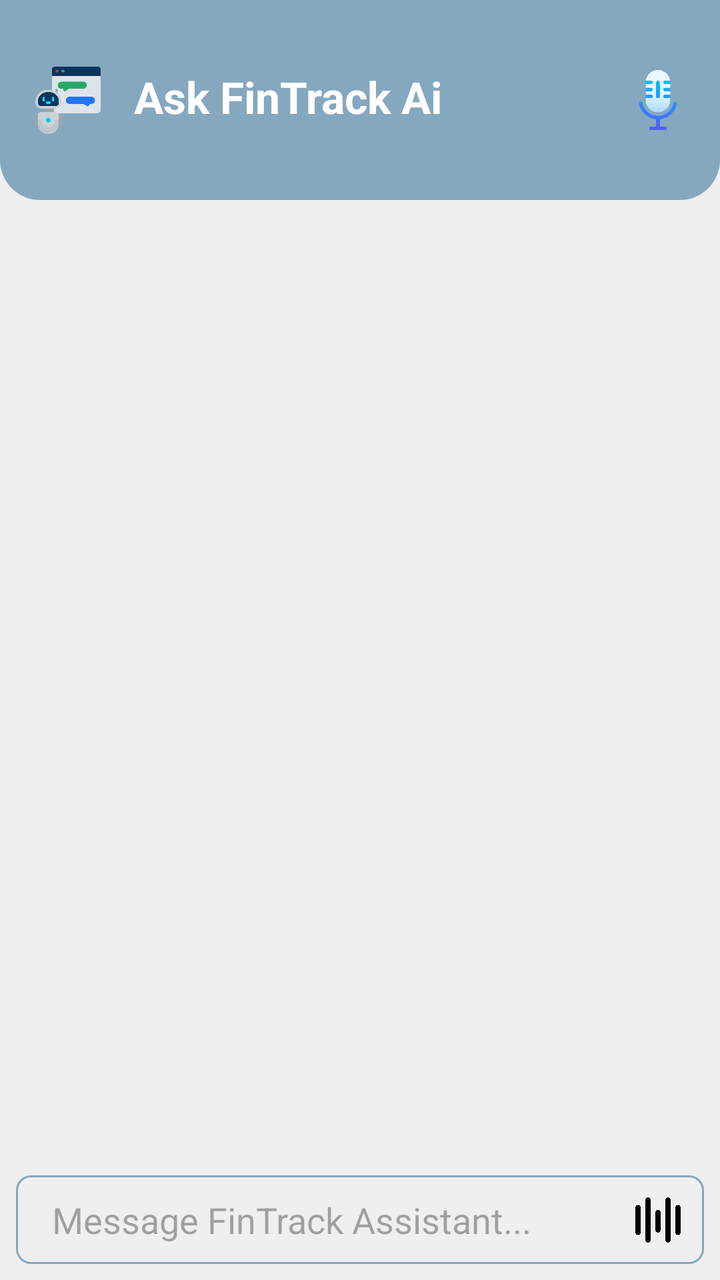
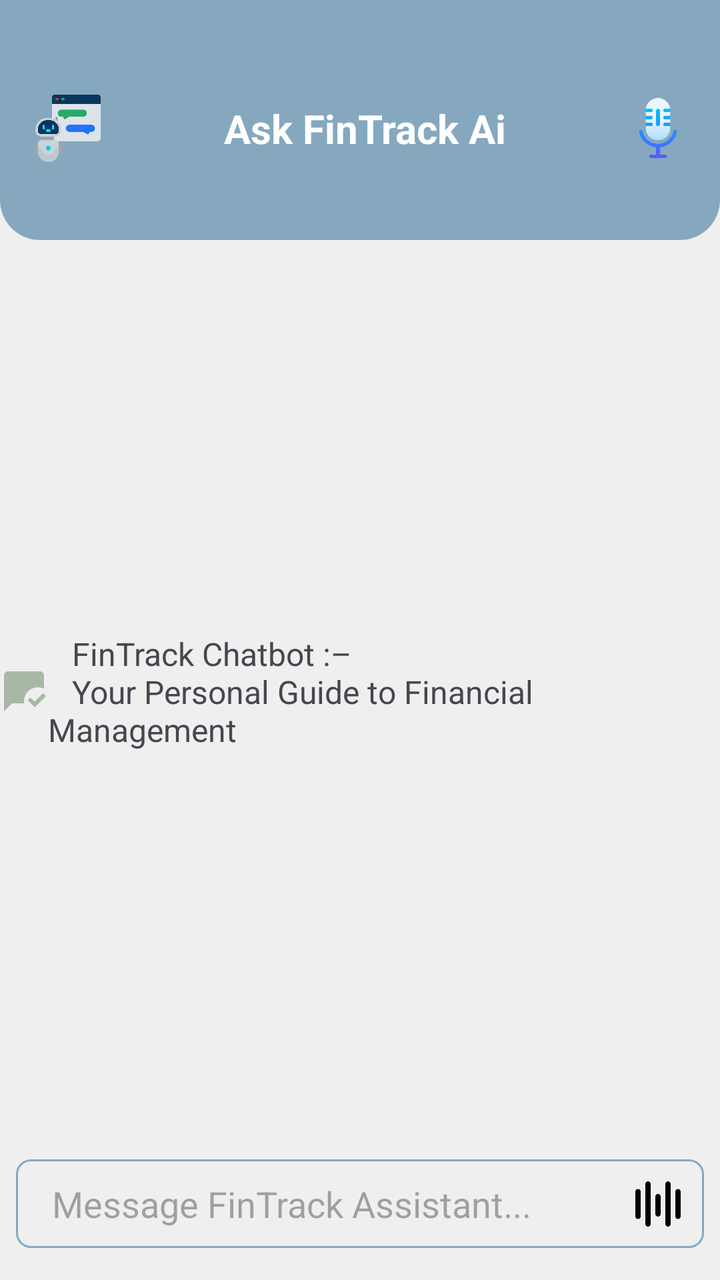

Before-and-after screenshots of an Android layout around one commit, followed by the original layout XML and the change that was made.
<!-- AndroidManifest.xml: application theme Theme.FinTrack -->
<!-- res/layout/fragment_chatbot.xml -->
<?xml version="1.0" encoding="utf-8"?>
<androidx.constraintlayout.widget.ConstraintLayout xmlns:android="http://schemas.android.com/apk/res/android"
    xmlns:app="http://schemas.android.com/apk/res-auto"
    xmlns:tools="http://schemas.android.com/tools"
    android:layout_width="match_parent"
    android:layout_height="match_parent"
    android:background="#F0EFEF"
    tools:context=".views.fragments.ChatbotFragment">

    <View
        android:id="@+id/view"
        android:layout_width="0dp"
        android:layout_height="0dp"
        android:layout_marginStart="8dp"
        android:layout_marginEnd="8dp"
        android:background="@drawable/edt_bg"
        app:layout_constraintBottom_toBottomOf="@+id/message"
        app:layout_constraintEnd_toEndOf="parent"
        app:layout_constraintStart_toStartOf="parent"
        app:layout_constraintTop_toTopOf="@+id/message" />

    <ImageView
        android:id="@+id/send"
        android:layout_width="30dp"
        android:layout_height="30dp"
        android:layout_marginEnd="16dp"
        android:src="@drawable/sound"
        app:layout_constraintBottom_toBottomOf="@+id/message"
        app:layout_constraintEnd_toEndOf="parent"
        app:layout_constraintTop_toTopOf="@+id/message" />

    <androidx.constraintlayout.widget.ConstraintLayout
        android:id="@+id/constraintLayout2"
        android:layout_width="match_parent"
        android:layout_height="100dp"
        android:background="@drawable/white_backgrounds"
        app:layout_constraintEnd_toEndOf="parent"
        app:layout_constraintStart_toStartOf="parent"
        app:layout_constraintTop_toTopOf="parent">

        <ImageView
            android:id="@+id/imageView2"
            android:layout_width="35dp"
            android:layout_height="35dp"
            android:layout_marginStart="16dp"
            android:src="@drawable/ai"
            app:layout_constraintBottom_toBottomOf="parent"
            app:layout_constraintStart_toStartOf="parent"
            app:layout_constraintTop_toTopOf="parent" />

        <TextView
            android:id="@+id/textView7"
            android:layout_width="wrap_content"
            android:layout_height="wrap_content"
            android:layout_marginStart="16dp"
            android:layout_marginBottom="4dp"
            android:text="Ask FinTrack Ai"
            android:textColor="@color/white"
            android:textSize="22sp"
            android:textStyle="bold"
            app:layout_constraintBottom_toBottomOf="@+id/imageView2"
            app:layout_constraintStart_toEndOf="@+id/imageView2"
            app:layout_constraintTop_toTopOf="@+id/imageView2" />

        <ImageView
            android:id="@+id/imageView3"
            android:layout_width="30dp"
            android:layout_height="30dp"
            android:layout_marginEnd="16dp"
            android:src="@drawable/mic"
            app:layout_constraintBottom_toBottomOf="parent"
            app:layout_constraintEnd_toEndOf="parent"
            app:layout_constraintTop_toTopOf="parent" />
    </androidx.constraintlayout.widget.ConstraintLayout>

    <EditText
        android:id="@+id/message"
        android:layout_width="0dp"
        android:layout_height="wrap_content"
        android:layout_marginStart="16dp"
        android:layout_marginBottom="8dp"
        android:background="@android:color/transparent"
        android:ems="10"
        android:inputType="text"
        android:padding="10dp"
        android:hint="Message FinTrack Assistant..."
        app:layout_constraintBottom_toBottomOf="parent"
        app:layout_constraintEnd_toStartOf="@+id/send"
        app:layout_constraintStart_toStartOf="parent" />

    <androidx.recyclerview.widget.RecyclerView
        android:layout_width="match_parent"
        android:layout_height="0dp"
        app:layout_constraintBottom_toTopOf="@+id/message"
        app:layout_constraintEnd_toEndOf="parent"
        app:layout_constraintStart_toStartOf="parent"
        app:layout_constraintTop_toBottomOf="@+id/constraintLayout2" />

</androidx.constraintlayout.widget.ConstraintLayout>
<!-- resources referenced by this layout -->
<resources>
  <color name="white">#FFFFFFFF</color>
  <!-- drawable ai: png bitmap (drawable, 20140 bytes) -->
  <!-- drawable edt_bg (drawable) -->
  <?xml version="1.0" encoding="utf-8"?>
  <shape xmlns:android="http://schemas.android.com/apk/res/android">
  <stroke android:color="@color/dWhite"
      android:width="1dp"/>
  
      <corners android:radius="7dp"/>
  </shape>
  <!-- drawable mic: png bitmap (drawable, 16119 bytes) -->
  <!-- drawable sound: png bitmap (drawable, 5412 bytes) -->
  <!-- drawable white_backgrounds (drawable) -->
  <?xml version="1.0" encoding="utf-8"?>
  <selector xmlns:android="http://schemas.android.com/apk/res/android">
  <item>
      <shape android:shape="rectangle">
          <solid android:color="@color/dWhite"/>
          <corners android:bottomRightRadius="20dp"
              android:bottomLeftRadius="20dp"/>
      </shape>
  </item>
  </selector>
  <style name="Theme.FinTrack" parent="Base.Theme.FinTrack" />
  <color name="dWhite">#85A8BF</color>
  <style name="Base.Theme.FinTrack" parent="Theme.Material3.DayNight.NoActionBar">
          
          <item name="colorPrimary">@color/dWhite</item> --&gt;
      </style>
</resources>

<!-- the commit's change to res/layout/fragment_chatbot.xml (unified diff, before → after) -->
@@ -32,7 +32,7 @@
     <androidx.constraintlayout.widget.ConstraintLayout
         android:id="@+id/constraintLayout2"
         android:layout_width="match_parent"
-        android:layout_height="100dp"
+        android:layout_height="120dp"
         android:background="@drawable/white_backgrounds"
         app:layout_constraintEnd_toEndOf="parent"
         app:layout_constraintStart_toStartOf="parent"
@@ -43,6 +43,7 @@
             android:layout_width="35dp"
             android:layout_height="35dp"
             android:layout_marginStart="16dp"
+            android:layout_marginTop="8dp"
             android:src="@drawable/ai"
             app:layout_constraintBottom_toBottomOf="parent"
             app:layout_constraintStart_toStartOf="parent"
@@ -52,13 +53,12 @@
             android:id="@+id/textView7"
             android:layout_width="wrap_content"
             android:layout_height="wrap_content"
-            android:layout_marginStart="16dp"
-            android:layout_marginBottom="4dp"
             android:text="Ask FinTrack Ai"
             android:textColor="@color/white"
-            android:textSize="22sp"
+            android:textSize="20sp"
             android:textStyle="bold"
             app:layout_constraintBottom_toBottomOf="@+id/imageView2"
+            app:layout_constraintEnd_toStartOf="@+id/imageView3"
             app:layout_constraintStart_toEndOf="@+id/imageView2"
             app:layout_constraintTop_toTopOf="@+id/imageView2" />
 
@@ -66,6 +66,7 @@
             android:id="@+id/imageView3"
             android:layout_width="30dp"
             android:layout_height="30dp"
+            android:layout_marginTop="8dp"
             android:layout_marginEnd="16dp"
             android:src="@drawable/mic"
             app:layout_constraintBottom_toBottomOf="parent"
@@ -78,19 +79,34 @@
         android:layout_width="0dp"
         android:layout_height="wrap_content"
         android:layout_marginStart="16dp"
-        android:layout_marginBottom="8dp"
+        android:layout_marginBottom="16dp"
         android:background="@android:color/transparent"
         android:ems="10"
+        android:hint="Message FinTrack Assistant..."
         android:inputType="text"
         android:padding="10dp"
-        android:hint="Message FinTrack Assistant..."
         app:layout_constraintBottom_toBottomOf="parent"
         app:layout_constraintEnd_toStartOf="@+id/send"
         app:layout_constraintStart_toStartOf="parent" />
 
+    <TextView
+        android:id="@+id/ch"
+        android:layout_width="wrap_content"
+        android:layout_height="wrap_content"
+        android:textSize="16sp"
+        android:visibility="visible"
+        android:drawableStart="@drawable/baseline_mark_chat_read_24"
+        android:text="   FinTrack Chatbot :–\n   Your Personal Guide to Financial Management"
+        app:layout_constraintBottom_toBottomOf="@+id/recyclerView"
+        app:layout_constraintEnd_toEndOf="parent"
+        app:layout_constraintStart_toStartOf="parent"
+        app:layout_constraintTop_toBottomOf="@+id/constraintLayout2" />
+
     <androidx.recyclerview.widget.RecyclerView
+        android:id="@+id/recyclerView"
         android:layout_width="match_parent"
         android:layout_height="0dp"
+        android:layout_marginBottom="8dp"
         app:layout_constraintBottom_toTopOf="@+id/message"
         app:layout_constraintEnd_toEndOf="parent"
         app:layout_constraintStart_toStartOf="parent"
<!-- resource entries referenced after the edit -->
@@ -2,6 +2,12 @@
 <resources>
   <color name="white">#FFFFFFFF</color>
   <!-- drawable ai: png bitmap (drawable, 20140 bytes) -->
+  <!-- drawable baseline_mark_chat_read_24 (drawable) -->
+  <vector xmlns:android="http://schemas.android.com/apk/res/android" android:height="24dp" android:tint="#A7B9A4" android:viewportHeight="24" android:viewportWidth="24" android:width="24dp">
+        
+      <path android:fillColor="@android:color/white" android:pathData="M17.34,20l-3.54,-3.54l1.41,-1.41l2.12,2.12l4.24,-4.24L23,14.34L17.34,20zM12,17c0,-3.87 3.13,-7 7,-7c1.08,0 2.09,0.25 3,0.68V4c0,-1.1 -0.9,-2 -2,-2H4C2.9,2 2,2.9 2,4v18l4,-4h6v0c0,-0.17 0.01,-0.33 0.03,-0.5C12.01,17.34 12,17.17 12,17z"/>
+      
+  </vector>
   <!-- drawable edt_bg (drawable) -->
   <?xml version="1.0" encoding="utf-8"?>
   <shape xmlns:android="http://schemas.android.com/apk/res/android">
